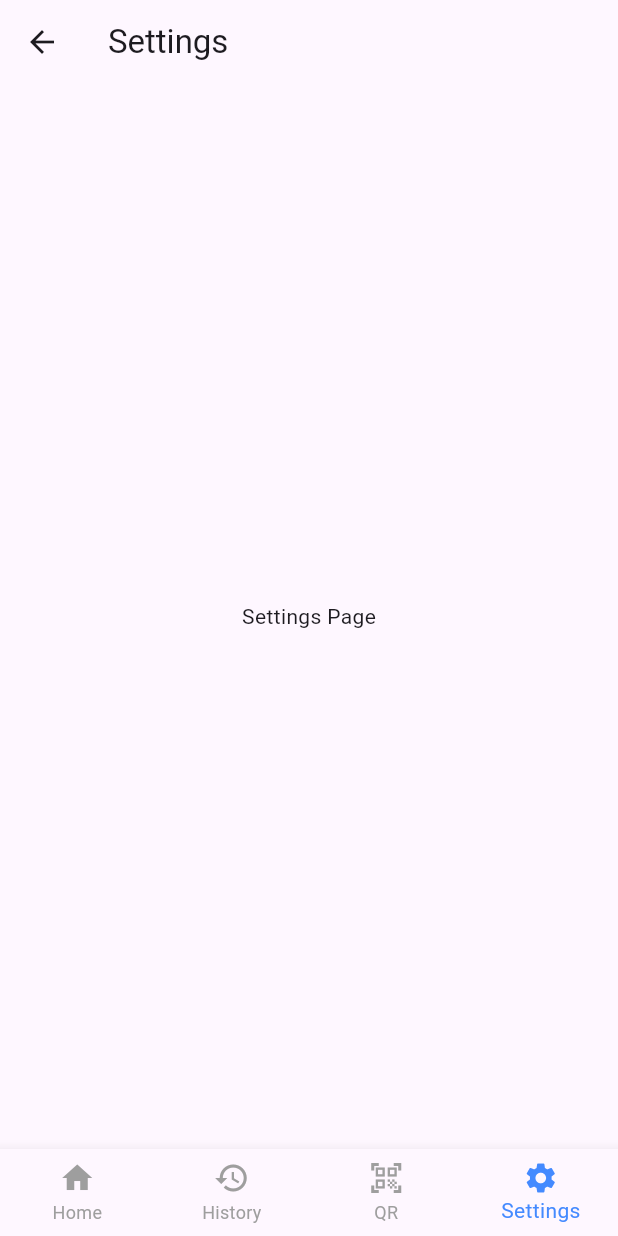
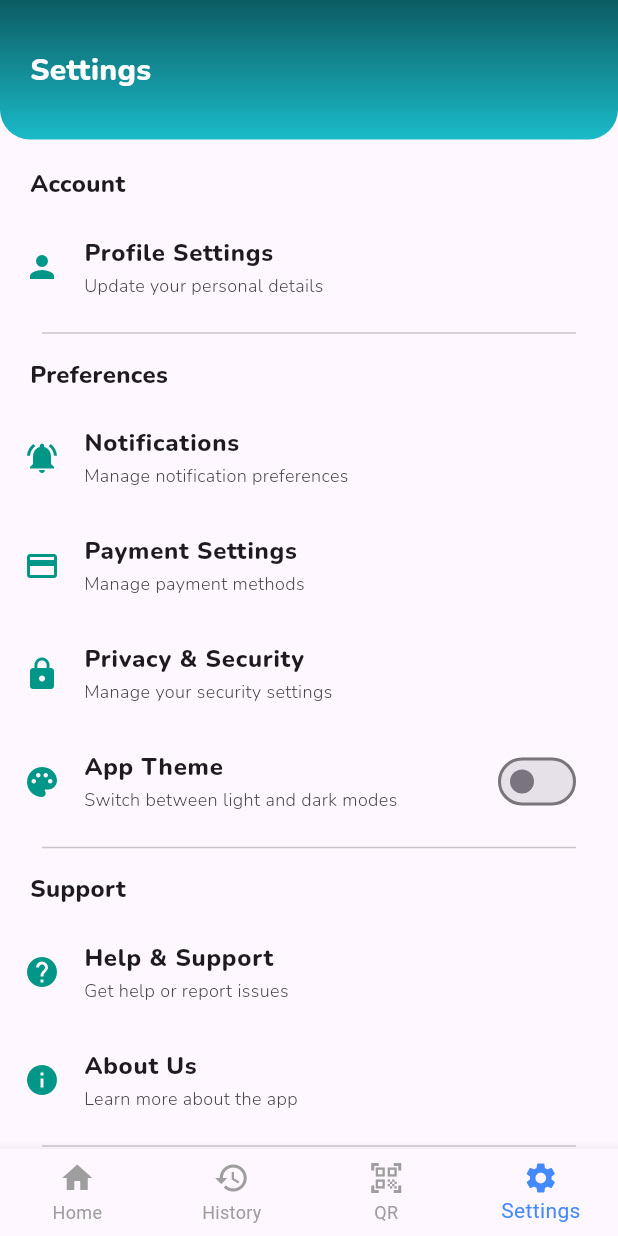
Before and after one commit to shahinshpbr10/TraceApp, a Flutter app: the BottomNavBar screen opened directly, item 4 of the bottom bar chosen, on a phone screen of 412 x 824 dp. Run offline on Flutter 3.47's test engine with Material 3 defaults, Android fonts, the phone set to English and light mode, and no system bars; our stand-ins replace carousel_slider, cloud_firestore, firebase_auth, firebase_core, flutter_svg, iconsax and 1 more; missing offline and left inert: qr_code_scanner_plus; accounts and stored records are empty; network calls fail.

Commit message:
qr page and settings page created

```diff
--- a/lib/bottomnavbar/bottomnavbar.dart
+++ b/lib/bottomnavbar/bottomnavbar.dart
@@ -1,5 +1,7 @@
 import 'package:flutter/material.dart';
 import 'package:traceapp/Historypage/historypage.dart';
+import 'package:traceapp/qrpage/qrpage.dart';
+import 'package:traceapp/settings/settingspage.dart';
 
 import '../Home/homepage.dart';
 
@@ -17,7 +19,7 @@ class _BottomNavBarState extends State<BottomNavBar> {
   final List<Widget> _children = [
     HomePage(),
     TransactionListingPage(),
-    QRPage(),
+    QRScannerScreen(),
     SettingsPage(),
   ];
 
@@ -59,51 +61,3 @@ class _BottomNavBarState extends State<BottomNavBar> {
     );
   }
 }
-
-// History Page
-class HistoryPage extends StatelessWidget {
-  @override
-  Widget build(BuildContext context) {
-    return Scaffold(
-      appBar: AppBar(
-        title: Text('History'),
-      ),
-      body: Center(
-        child: Text('History Page'),
-      ),
-    );
-  }
-}
-
-// QR Page
-class QRPage extends StatelessWidget {
-  @override
-  Widget build(BuildContext context) {
-    return Scaffold(
-      appBar: AppBar(
-        title: Text('QR Scanner'),
-      ),
-      body: Center(
-        child: Text(
-          'QR Code Scanner Page',
-          style: TextStyle(fontSize: 18, fontWeight: FontWeight.bold),
-        ),
-      ),
-    );
-  }
-}
-
-// Settings Page
-class SettingsPage extends StatelessWidget {
-  @override
-  Widget build(BuildContext context) {
-    return Scaffold(
-      appBar: AppBar(
-        title: Text('Settings'),
-      ),
-      body: Center(
-        child: Text('Settings Page'),
-      ),
-    );
-  }
-}
--- /dev/null
+++ b/lib/settings/settingspage.dart
@@ -0,0 +1,162 @@
+import 'package:flutter/material.dart';
+import 'package:traceapp/Common/textstyles.dart';
+
+import '../Common/appcolor.dart';
+
+class SettingsPage extends StatelessWidget {
+  @override
+  Widget build(BuildContext context) {
+    return Scaffold(
+
+      body: SingleChildScrollView(
+        scrollDirection: Axis.vertical,
+        child: Column(
+          mainAxisAlignment: MainAxisAlignment.start,
+          crossAxisAlignment: CrossAxisAlignment.start,
+
+          children: [
+            Container(
+
+              width: double.infinity,
+              decoration:  BoxDecoration(gradient: LinearGradient(
+              colors: [AppColors.maincolor1, AppColors.maincolor2],
+              begin: Alignment.topCenter,
+              end: Alignment.bottomCenter,
+            ), borderRadius: BorderRadius.only(
+              bottomLeft: Radius.circular(20),
+          bottomRight: Radius.circular(20),
+        ),),
+            child: Padding(
+              padding: const EdgeInsets.symmetric(vertical: 32.0,horizontal: 20),
+              child: Text("Settings",style: AppTextStyles.bodyText.copyWith(color: AppColors.white,fontSize: 20),),
+            ),),
+            const SizedBox(height: 10),
+
+            _buildSectionTitle("Account"),
+            _buildListTile(
+              context,
+              icon: Icons.person,
+              title: "Profile Settings",
+              subtitle: "Update your personal details",
+              onTap: () {
+                // Navigate to profile settings page
+              },
+            ),
+            Padding(
+              padding: const EdgeInsets.symmetric(horizontal: 28.0),
+              child: const Divider(),
+            ),
+            _buildSectionTitle("Preferences"),
+            _buildListTile(
+              context,
+              icon: Icons.notifications_active,
+              title: "Notifications",
+              subtitle: "Manage notification preferences",
+              onTap: () {
+                // Navigate to notification settings page
+              },
+            ),
+            _buildListTile(
+              context,
+              icon: Icons.payment,
+              title: "Payment Settings",
+              subtitle: "Manage payment methods",
+              onTap: () {
+                // Navigate to payment settings page
+              },
+            ),
+            _buildListTile(
+              context,
+              icon: Icons.lock,
+              title: "Privacy & Security",
+              subtitle: "Manage your security settings",
+              onTap: () {
+                // Navigate to privacy & security settings page
+              },
+            ),
+            _buildListTile(
+              context,
+              icon: Icons.palette,
+              title: "App Theme",
+              subtitle: "Switch between light and dark modes",
+              trailing: Switch(
+                value: Theme.of(context).brightness == Brightness.dark,
+                onChanged: (value) {
+                  // Handle theme switch
+                },
+              ), onTap: () {  },
+            ),
+            Padding(
+              padding: const EdgeInsets.symmetric(horizontal: 28.0),
+              child: const Divider(),
+            ),
+            _buildSectionTitle("Support"),
+            _buildListTile(
+              context,
+              icon: Icons.help,
+              title: "Help & Support",
+              subtitle: "Get help or report issues",
+              onTap: () {
+                // Navigate to Help & Support page
+              },
+            ),
+            _buildListTile(
+              context,
+              icon: Icons.info,
+              title: "About Us",
+              subtitle: "Learn more about the app",
+              onTap: () {
+                // Navigate to About Us page
+              },
+            ),
+            Padding(
+              padding: const EdgeInsets.symmetric(horizontal: 28.0),
+              child: const Divider(),
+            ),
+            Center(
+              child: TextButton(
+                onPressed: () {
+                  // Handle logout action
+                },
+                child: const Text(
+                  "Logout",
+                  style: TextStyle(color: Colors.red),
+                ),
+              ),
+            ),
+          ],
+        ),
+      ),
+    );
+  }
+
+  Widget _buildSectionTitle(String title) {
+    return Padding(
+      padding: const EdgeInsets.symmetric(vertical: 8.0,horizontal: 20),
+      child: Text(
+        title,
+        style:AppTextStyles.bodyText.copyWith(
+          fontWeight: FontWeight.bold,
+          fontSize: 16,
+        ),
+      ),
+    );
+  }
+
+  Widget _buildListTile(
+      BuildContext context, {
+        required IconData icon,
+        required String title,
+        String? subtitle,
+        Widget? trailing,
+        required VoidCallback onTap,
+      }) {
+    return ListTile(
+      leading: Icon(icon, color: Colors.teal),
+      title: Text(title,style: AppTextStyles.bodyText,),
+      subtitle: subtitle != null ? Text(subtitle,style: AppTextStyles.caption) : null,
+      trailing: trailing,
+      onTap: onTap,
+    );
+  }
+}
--- a/pubspec.yaml
+++ b/pubspec.yaml
@@ -42,6 +42,9 @@ dependencies:
   cloud_firestore: ^5.5.1
   flutter_svg: ^1.0.3
   carousel_slider: ^4.2.1
+  qr_code_scanner_plus: ^2.0.6
+  url_launcher: ^6.1.7
+
 
 dev_dependencies:
   flutter_test:
```
Also changed, not shown: lib/Historypage/historypage.dart (+11 -9 lines), lib/Home/homepage.dart (+9 -27 lines), lib/qrpage/qrpage.dart (added, +130 -0 lines), pubspec.lock, 8 other files.
